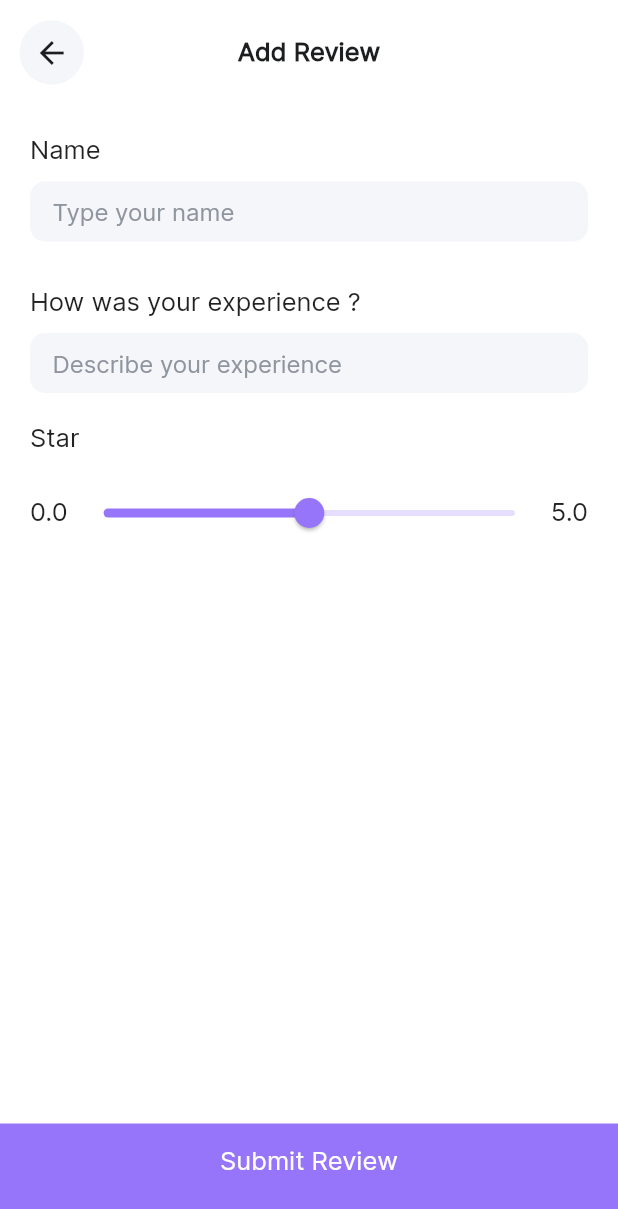
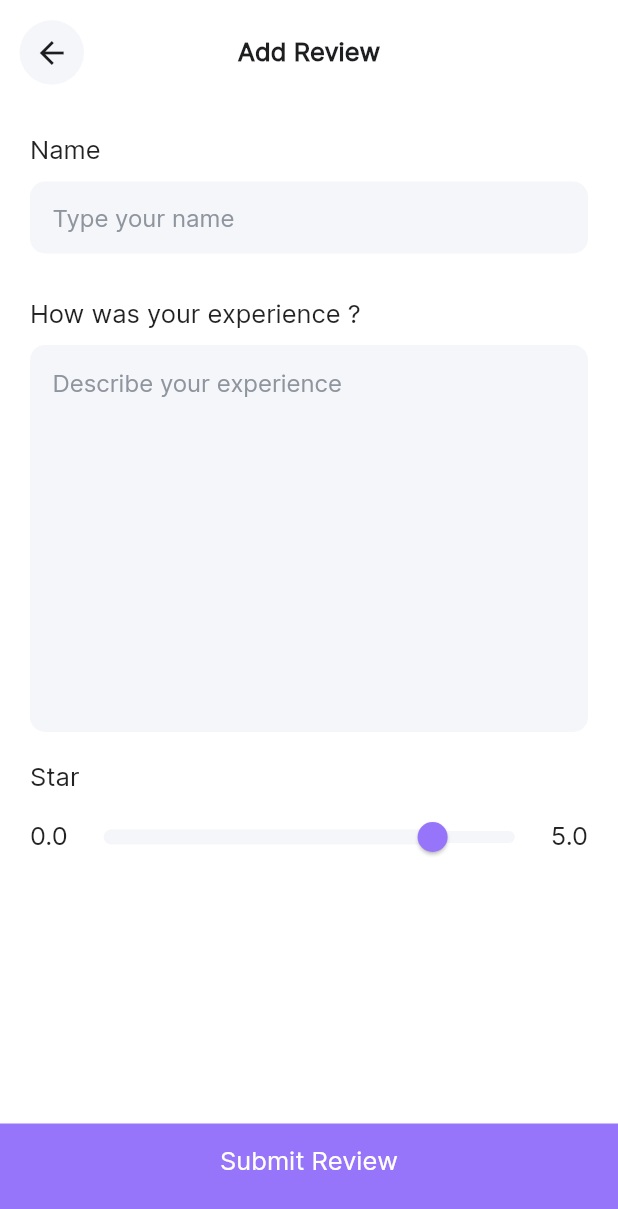
Before and after one commit to bnasare/laza, a Flutter app: the screen it shows after launch, on a phone screen of 412 x 824 dp. Shown: the top 1209 px of the screen. Run offline on Flutter 3.47's test engine with Material 2 defaults, Android fonts, the phone set to English and light mode, and no system bars; our stand-ins replace flutter_iconly, google_fonts.

Commit message:
rewview screen UI revamped

```diff
--- a/lib/screens/review_screen.dart
+++ b/lib/screens/review_screen.dart
@@ -14,14 +14,14 @@ class ReviewScreen extends StatefulWidget {
 }
 
 class _ReviewScreenState extends State<ReviewScreen> {
+  double sliderValue = 4;
+
+  TextEditingController nameController = TextEditingController();
+  TextEditingController describeExperienceController = TextEditingController();
+
   @override
   Widget build(BuildContext context) {
-    double sliderValue = 2.5;
-
     final color = Theme.of(context).colorScheme;
-    TextEditingController nameController = TextEditingController();
-    TextEditingController describeExperienceController =
-        TextEditingController();
 
     return Scaffold(
       resizeToAvoidBottomInset: false,
@@ -40,10 +40,12 @@ class _ReviewScreenState extends State<ReviewScreen> {
           style: TextStyle(
             fontSize: 17,
             fontWeight: FontWeight.w600,
-              color: color.secondary),
+            color: color.secondary,
           ),
         ),
-      body: Column(
+      ),
+      body: SingleChildScrollView(
+        child: Column(
           children: [
             Padding(
               padding: const EdgeInsets.all(20.0),
@@ -57,11 +59,13 @@ class _ReviewScreenState extends State<ReviewScreen> {
                   Padding(
                     padding: const EdgeInsets.only(top: 10.0, bottom: 30),
                     child: CustomTextfield(
-                    fixedHeight: 40,
                       controller: nameController,
                       hintText: 'Type your name',
+                      maxLines: 1,
                       contentPadding: const EdgeInsets.only(
-                        left: 15, right: 15, top: 0, bottom: 0),
+                        left: 15,
+                        right: 15,
+                      ),
                     ),
                   ),
                   const Text(
@@ -71,11 +75,11 @@ class _ReviewScreenState extends State<ReviewScreen> {
                   Padding(
                     padding: const EdgeInsets.only(top: 10, bottom: 20),
                     child: CustomTextfield(
-                    fixedHeight: 40,
                       controller: describeExperienceController,
                       hintText: 'Describe your experience',
+                      maxLines: 12,
                       contentPadding: const EdgeInsets.only(
-                        left: 15, right: 15, top: 15, bottom: 0),
+                          left: 15, right: 15, top: 30, bottom: 0),
                     ),
                   ),
                   const Text(
@@ -83,19 +87,27 @@ class _ReviewScreenState extends State<ReviewScreen> {
                     style: TextStyle(fontSize: 17, fontWeight: FontWeight.w500),
                   ),
                   const SizedBox(
-                  height: 15,
+                    height: 5,
                   ),
                   Row(
                     mainAxisAlignment: MainAxisAlignment.spaceBetween,
                     children: [
                       const Text(
                         '0.0',
-                      style:
-                          TextStyle(fontSize: 17, fontWeight: FontWeight.w500),
+                        style: TextStyle(
+                            fontSize: 17, fontWeight: FontWeight.w500),
                       ),
                       Expanded(
-                      child: Slider(
+                          child: SliderTheme(
+                        data: const SliderThemeData(
+                          trackHeight: 8.0,
+                          trackShape: RoundedRectSliderTrackShape(),
+                        ),
+                        child: Slider.adaptive(
+                          thumbColor: color.primary,
+                          inactiveColor: color.background,
                           value: sliderValue,
+                          activeColor: color.background,
                           min: 0.0,
                           max: 5.0,
                           onChanged: (value) {
@@ -104,20 +116,23 @@ class _ReviewScreenState extends State<ReviewScreen> {
                             });
                           },
                         ),
-                    ),
+                      )),
                       const Text(
                         '5.0',
-                      style:
-                          TextStyle(fontSize: 17, fontWeight: FontWeight.w500),
+                        style: TextStyle(
+                            fontSize: 17, fontWeight: FontWeight.w500),
                       ),
                     ],
-                )
+                  ),
                 ],
               ),
             ),
-          const Spacer(),
-          NavigationCard(text: 'Submit Review', onTap: () {}),
           ],
+        ),
+      ),
+      bottomNavigationBar: NavigationCard(
+        text: 'Submit Review',
+        onTap: () {},
       ),
     );
   }
--- a/lib/widgets/new_custom_textfield.dart
+++ b/lib/widgets/new_custom_textfield.dart
@@ -6,25 +6,23 @@ class CustomTextfield extends StatelessWidget {
     required this.controller,
     required this.hintText,
     required this.contentPadding,
-    required this.fixedHeight,
+    required this.maxLines,
   }) : super(key: key);
 
   final TextEditingController controller;
   final String hintText;
   final EdgeInsetsGeometry contentPadding;
-  final double fixedHeight;
+  final int maxLines;
 
   @override
   Widget build(BuildContext context) {
     final color = Theme.of(context).colorScheme;
 
-    return SizedBox(
-      height: fixedHeight,
-      child: TextField(
+    return TextField(
       controller: controller,
       keyboardType: TextInputType.emailAddress,
       textAlignVertical: TextAlignVertical.top,
-        maxLines: null,
+      maxLines: maxLines,
       decoration: InputDecoration(
         contentPadding: contentPadding,
         filled: true,
@@ -33,9 +31,7 @@ class CustomTextfield extends StatelessWidget {
         hintStyle: TextStyle(color: color.tertiary),
         border: OutlineInputBorder(
             borderSide: BorderSide.none,
-            borderRadius: BorderRadius.circular(10),
-          ),
-        ),
+            borderRadius: BorderRadius.circular(10)),
       ),
     );
   }
```
Lines whose indentation alone changed are shown as unchanged.
